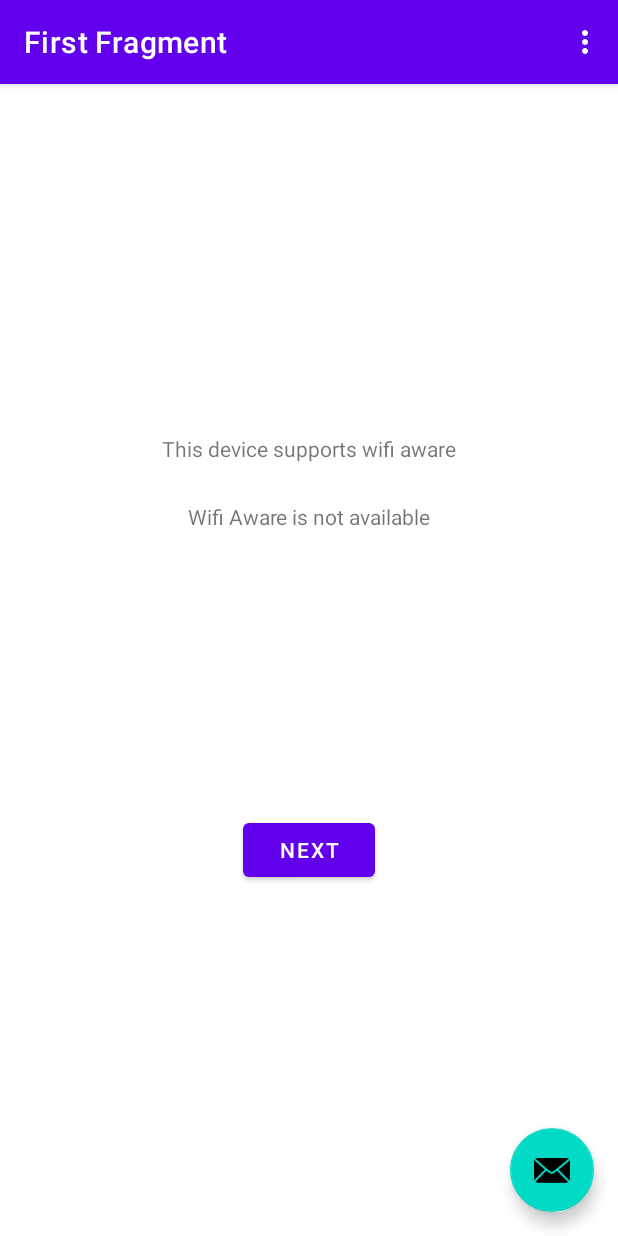
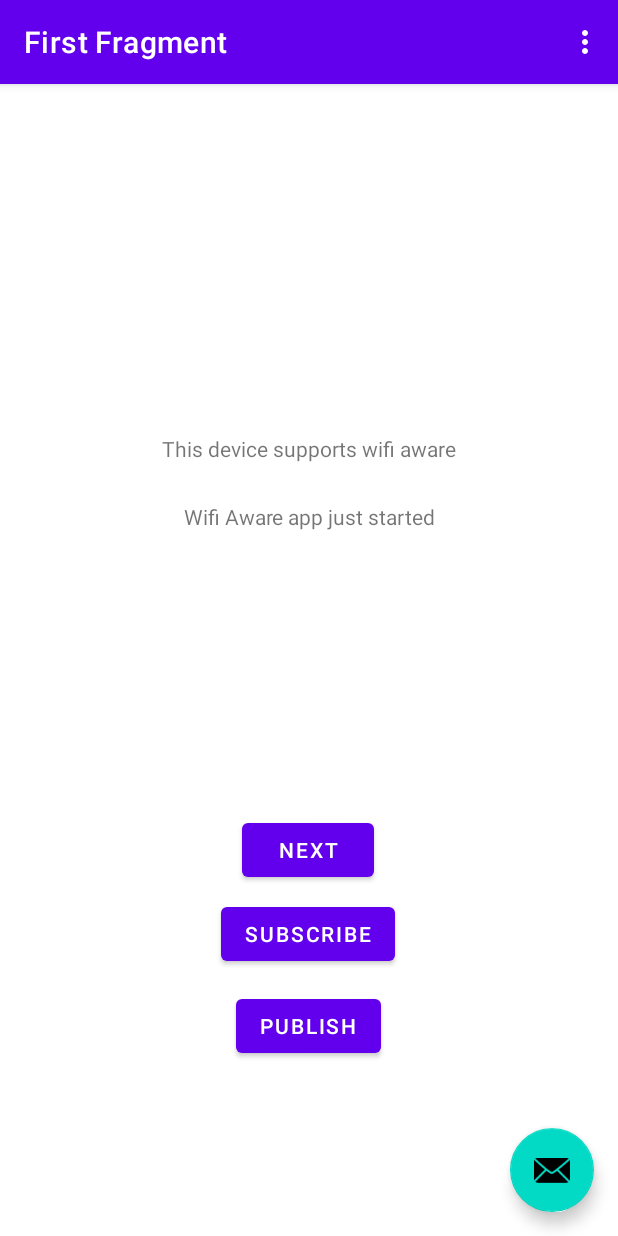
Before and after one commit to Agriad/OpenNan-Test, an Android app: the screen it shows after launch (MainActivity), on a phone screen of 412 x 824 dp. Run offline under Robolectric (Android 15) with nearby library versions, the phone set to English and light mode, and no system bars; our stand-ins replace navigation-ui.

Commit message:
add publish and subscribe button

```diff
--- a/app/src/main/java/com/example/opennan_test/MainActivity.kt
+++ b/app/src/main/java/com/example/opennan_test/MainActivity.kt
@@ -1,5 +1,6 @@
 package com.example.opennan_test
 
+import android.R.attr.button
 import android.content.BroadcastReceiver
 import android.content.Context
 import android.content.Intent
@@ -7,25 +8,26 @@ import android.content.IntentFilter
 import android.content.pm.PackageManager
 import android.net.wifi.aware.WifiAwareManager
 import android.os.Bundle
-import com.google.android.material.snackbar.Snackbar
+import android.view.Menu
+import android.view.MenuItem
+import android.widget.Button
+import android.widget.TextView
+import android.widget.Toast
 import androidx.appcompat.app.AppCompatActivity
 import androidx.navigation.findNavController
 import androidx.navigation.ui.AppBarConfiguration
 import androidx.navigation.ui.navigateUp
 import androidx.navigation.ui.setupActionBarWithNavController
-import android.view.Menu
-import android.view.MenuItem
-import android.widget.TextView
 import com.example.opennan_test.databinding.ActivityMainBinding
-import org.w3c.dom.Text
-import java.security.Provider
+import com.google.android.material.snackbar.Snackbar
+
 
 class MainActivity : AppCompatActivity() {
 
     private lateinit var appBarConfiguration: AppBarConfiguration
     private lateinit var binding: ActivityMainBinding
     private var wifiAwareSupport = false
-    private var wifiAwareAvailable = false
+    private var wifiAwareAvailable = -1
 
     override fun onCreate(savedInstanceState: Bundle?) {
         super.onCreate(savedInstanceState)
@@ -46,6 +48,18 @@ class MainActivity : AppCompatActivity() {
             changeWifiAwareAvailabilityIndicator()
         }
 
+        val buttonPublish = findViewById<Button>(R.id.publish)
+
+        buttonPublish.setOnClickListener {
+            Toast.makeText(this, "Publishing", Toast.LENGTH_SHORT).show()
+        }
+
+        val buttonSubscribe = findViewById<Button>(R.id.subscribe)
+
+        buttonSubscribe.setOnClickListener {
+            Toast.makeText(this, "Subscribing", Toast.LENGTH_SHORT).show()
+        }
+
         var wifiAwareManager =
             this.getSystemService(Context.WIFI_AWARE_SERVICE) as WifiAwareManager?
         var filter = IntentFilter(WifiAwareManager.ACTION_WIFI_AWARE_STATE_CHANGED)
@@ -54,9 +68,23 @@ class MainActivity : AppCompatActivity() {
             override fun onReceive(context: Context, intent: Intent) {
                 // discard current sessions
                 if (wifiAwareManager?.isAvailable == true) {
-                    wifiAwareAvailable = true
+                    wifiAwareAvailable = 1
+                    changeWifiAwareAvailabilityIndicator()
+                    Toast.makeText(
+                        this@MainActivity,
+                        "Wifi Aware available",
+                        Toast.LENGTH_SHORT
+                    )
+                        .show()
                 } else {
-                    wifiAwareAvailable = false
+                    wifiAwareAvailable = 0
+                    changeWifiAwareAvailabilityIndicator()
+                    Toast.makeText(
+                        this@MainActivity,
+                        "Wifi Aware not available",
+                        Toast.LENGTH_SHORT
+                    )
+                        .show()
                 }
             }
         }
@@ -105,8 +133,10 @@ class MainActivity : AppCompatActivity() {
 
     private fun changeWifiAwareAvailabilityIndicator() {
         val wifiAwareAvailabilitytext: TextView = findViewById(R.id.wifi_aware_availability)
-        if (wifiAwareAvailable) {
+        if (wifiAwareAvailable == 1) {
             wifiAwareAvailabilitytext.text = "Wifi Aware is available"
+        } else if (wifiAwareAvailable == -1) {
+            wifiAwareAvailabilitytext.text = "Wifi Aware app just started"
         } else {
             wifiAwareAvailabilitytext.text = "Wifi Aware is not available"
         }
--- a/app/src/main/res/layout/content_main.xml
+++ b/app/src/main/res/layout/content_main.xml
@@ -1,6 +1,7 @@
 <?xml version="1.0" encoding="utf-8"?>
 <androidx.constraintlayout.widget.ConstraintLayout xmlns:android="http://schemas.android.com/apk/res/android"
     xmlns:app="http://schemas.android.com/apk/res-auto"
+    xmlns:tools="http://schemas.android.com/tools"
     android:layout_width="match_parent"
     android:layout_height="match_parent"
     app:layout_behavior="@string/appbar_scrolling_view_behavior">
@@ -12,8 +13,11 @@
         android:layout_height="0dp"
         app:defaultNavHost="true"
         app:layout_constraintBottom_toBottomOf="parent"
+        app:layout_constraintHorizontal_bias="0.0"
         app:layout_constraintLeft_toLeftOf="parent"
         app:layout_constraintRight_toRightOf="parent"
         app:layout_constraintTop_toTopOf="parent"
+        app:layout_constraintVertical_bias="1.0"
         app:navGraph="@navigation/nav_graph" />
+
 </androidx.constraintlayout.widget.ConstraintLayout>
--- a/app/src/main/res/layout/fragment_first.xml
+++ b/app/src/main/res/layout/fragment_first.xml
@@ -35,6 +35,30 @@
         android:text="@string/next"
         app:layout_constraintBottom_toBottomOf="parent"
         app:layout_constraintEnd_toEndOf="parent"
+        app:layout_constraintHorizontal_bias="0.498"
         app:layout_constraintStart_toStartOf="parent"
         app:layout_constraintTop_toBottomOf="@id/wifi_aware_support" />
+
+    <Button
+        android:id="@+id/subscribe"
+        android:layout_width="wrap_content"
+        android:layout_height="wrap_content"
+        android:layout_marginTop="8dp"
+        android:text="Subscribe"
+        app:layout_constraintEnd_toEndOf="parent"
+        app:layout_constraintHorizontal_bias="0.498"
+        app:layout_constraintStart_toStartOf="parent"
+        app:layout_constraintTop_toBottomOf="@+id/button_first" />
+
+    <Button
+        android:id="@+id/publish"
+        android:layout_width="wrap_content"
+        android:layout_height="wrap_content"
+        android:text="Publish"
+        app:layout_constraintBottom_toBottomOf="parent"
+        app:layout_constraintEnd_toEndOf="parent"
+        app:layout_constraintHorizontal_bias="0.498"
+        app:layout_constraintStart_toStartOf="parent"
+        app:layout_constraintTop_toBottomOf="@+id/subscribe"
+        app:layout_constraintVertical_bias="0.106" />
 </androidx.constraintlayout.widget.ConstraintLayout>
```
